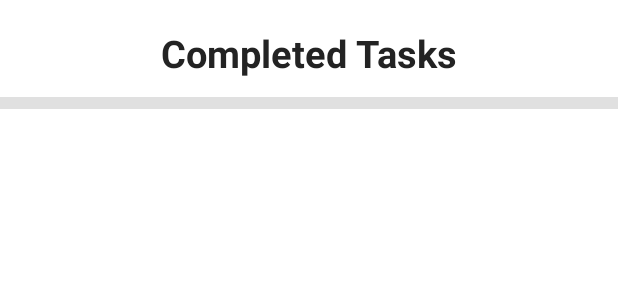
After one commit to Hussain29/ntasks, an Android app: the layout activity_completed_tasks.xml on its own in the app's theme, with its tools: preview values and no code run, on a phone screen of 412 x 824 dp. The commit adds this screen. Shown: the top 300 px of the screen. Run offline under Robolectric (Android 15) with nearby library versions, the phone set to English and light mode, and no system bars.

Commit message:
COMPLETED TASKS

```diff
--- a/app/src/main/AndroidManifest.xml
+++ b/app/src/main/AndroidManifest.xml
@@ -42,6 +42,8 @@
         <activity android:name=".AllTasksActivity" />
         <activity android:name=".AllTasksDetailsActivity" />
         <activity android:name=".PersonalTasksActivity" />
+        <activity android:name=".CompletedTasksActivity" />
+
         <activity
             android:name=".Register"
             android:exported="false" />
--- a/app/src/main/java/com/example/ntasks/Master.java
+++ b/app/src/main/java/com/example/ntasks/Master.java
@@ -27,13 +27,13 @@ public class Master extends AppCompatActivity {
             getSupportActionBar().hide();
 
         }
-        Testify.setOnClickListener(new View.OnClickListener() {
+        /*Testify.setOnClickListener(new View.OnClickListener() {
             @Override
             public void onClick(View v) {
                 Intent intent2 =new Intent(Master.this, testify.class);
                  startActivity(intent2);
             }
-        });
+        });*/
 
         clientbtn.setOnClickListener(new View.OnClickListener() {
             @Override
--- a/app/src/main/res/layout/activity_add_task.xml
+++ b/app/src/main/res/layout/activity_add_task.xml
@@ -190,9 +190,8 @@
             android:layout_marginEnd="16dp" />
         <Spinner
             style="@style/Widget.AppCompat.Spinner.DropDown"
-            android:layout_width="wrap_content"
+            android:layout_width="match_parent"
             android:layout_height="45dp"
-
             android:layout_below="@id/spinnerAssignedUser3"
             android:id="@+id/spinnerClients"
             android:layout_marginStart="@dimen/_116sdp"
--- /dev/null
+++ b/app/src/main/res/layout/activity_completed_tasks.xml
@@ -0,0 +1,32 @@
+<?xml version="1.0" encoding="utf-8"?>
+<LinearLayout xmlns:android="http://schemas.android.com/apk/res/android"
+    xmlns:tools="http://schemas.android.com/tools"
+    android:layout_width="match_parent"
+    android:layout_height="match_parent"
+    android:orientation="vertical"
+    tools:context=".CompletedTasksActivity">
+
+    <TextView
+        android:id="@+id/completedLabelTitle"
+        android:layout_width="wrap_content"
+        android:layout_height="wrap_content"
+        android:layout_gravity="center"
+        android:layout_marginTop="6dp"
+        android:gravity="left"
+        android:padding="12dp"
+        android:shadowDx="2"
+        android:shadowDy="2"
+        android:shadowRadius="3"
+        android:text="Completed Tasks"
+        android:textColor="@color/text"
+        android:textSize="25sp"
+        android:textStyle="bold" />
+
+    <androidx.recyclerview.widget.RecyclerView
+        android:id="@+id/completedTasksRecycler"
+        android:layout_width="match_parent"
+        android:layout_height="wrap_content"
+        android:layout_below="@id/completedLabelTitle"
+        android:background="#E0E0E0"
+        android:padding="4dp" />
+</LinearLayout>
```
Also changed, not shown: app/src/main/java/com/example/ntasks/CompletedTasksActivity.java (added, +122 -0 lines), app/src/main/java/com/example/ntasks/MainActivity.java (+14 -1 lines), app/src/main/res/layout/activity_main.xml (+17 -3 lines), app/src/main/res/layout/item_task.xml (+5 -6 lines).
